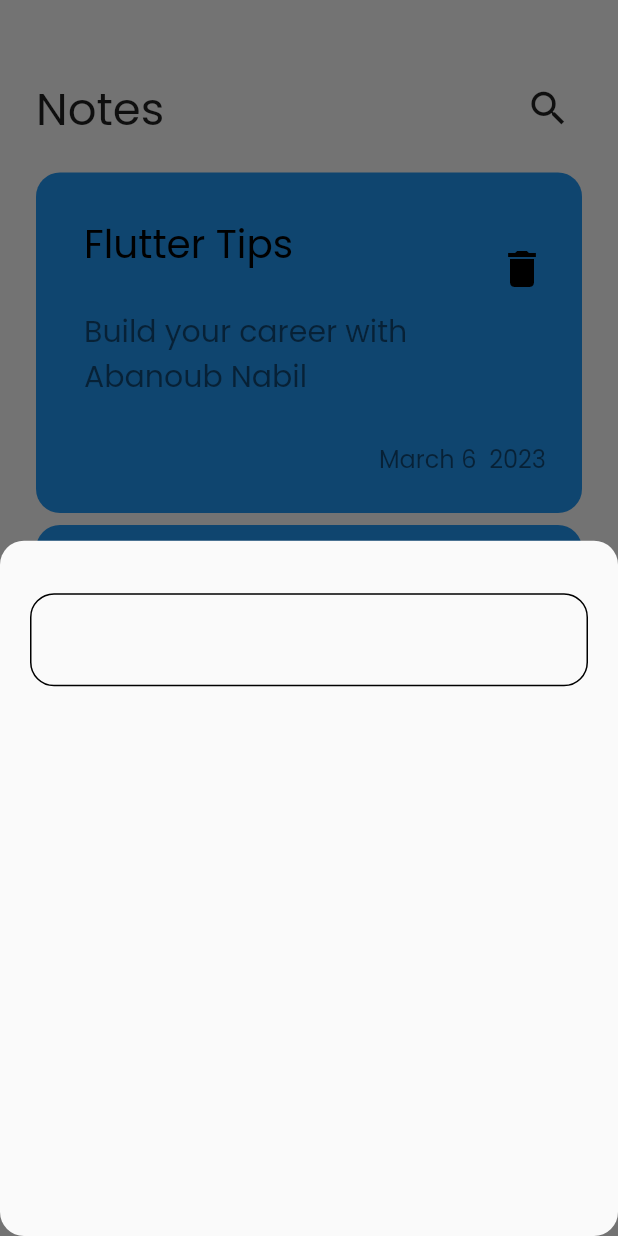
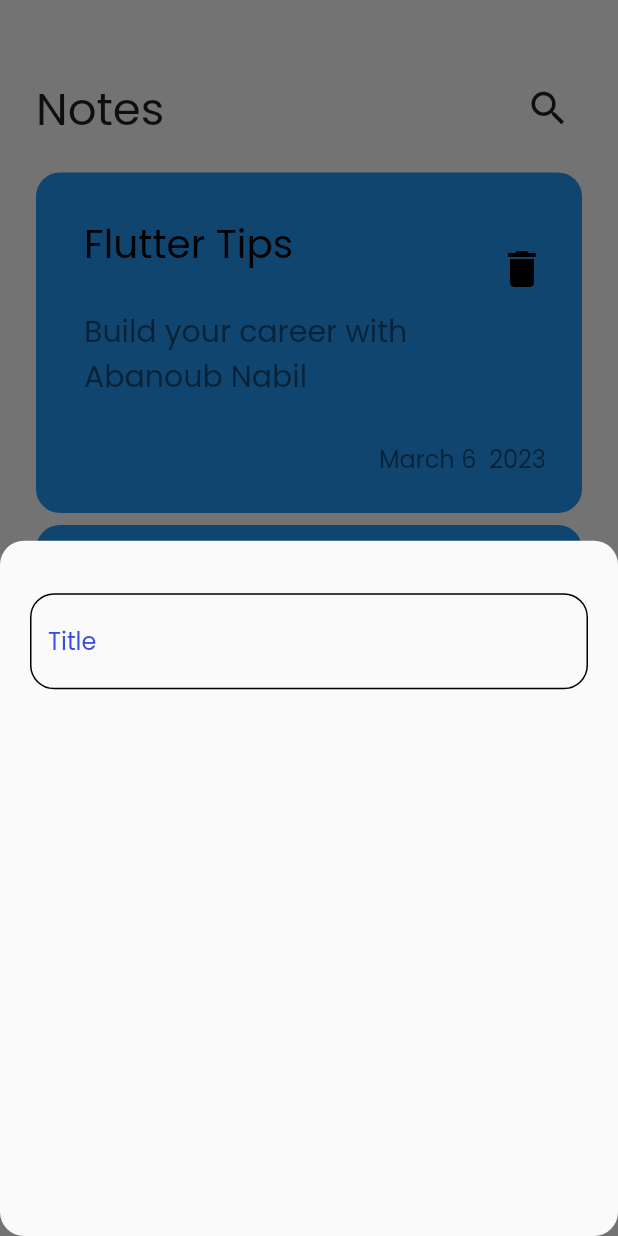
Before and after one commit to AbanoubNabile/notes-app, a Flutter app: the screen it shows after launch, after a tap on the "add" icon, on a phone screen of 412 x 824 dp. Run offline on Flutter 3.47's test engine with Material 2 defaults, Android fonts, the phone set to English and light mode, and no system bars.

Commit message:
add hint text and hint style

```diff
--- a/lib/views/widgets/custom_text_field.dart
+++ b/lib/views/widgets/custom_text_field.dart
@@ -1,4 +1,5 @@
 import 'package:flutter/material.dart';
+import 'package:notes_app/views/widgets/constants.dart';
 
 class CustomTextField extends StatelessWidget {
   const CustomTextField({super.key});
@@ -6,12 +7,13 @@ class CustomTextField extends StatelessWidget {
   @override
   Widget build(BuildContext context) {
     return TextField(
-      cursorColor: ,
+      cursorColor: KprimaryColor,
       decoration: InputDecoration(
-
+          hintText: 'Title',
+          hintStyle: TextStyle(color: KprimaryColor),
           border: buildBorder(),
           enabledBorder: buildBorder(),
-          focusedBorder: buildBorder(Color.fromARGB(255, 59, 75, 221))),
+          focusedBorder: buildBorder(KprimaryColor)),
     );
   }
 
```
